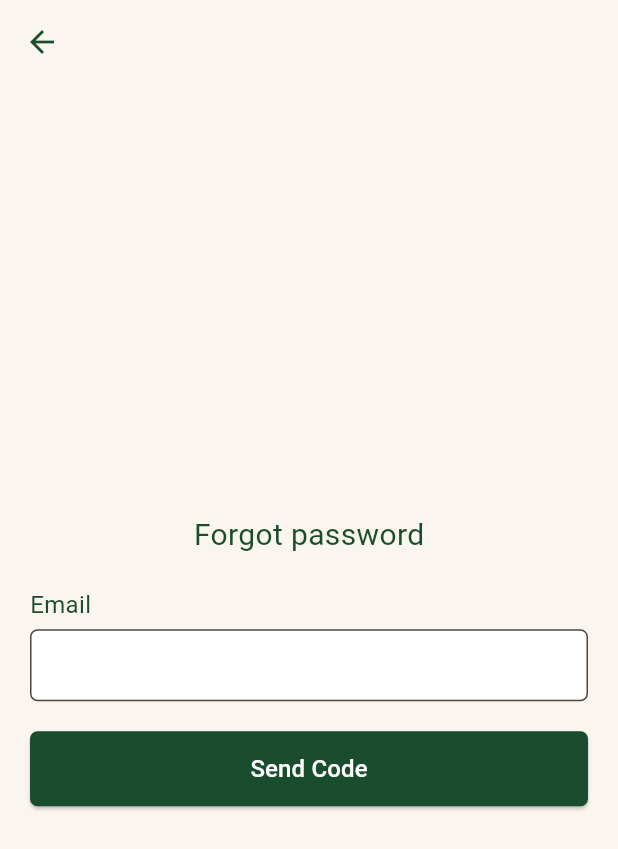
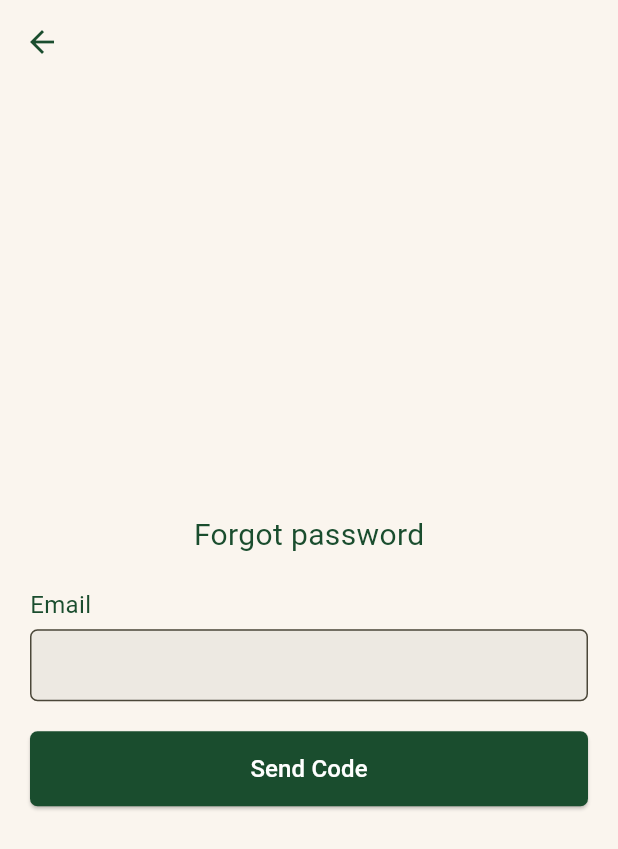
Before and after one commit to AzakarJewelry/Streaming-App-using-flutter, a Flutter app: the ForgotPasswordScreen screen opened directly, on a phone screen of 412 x 824 dp. Shown: the top 849 px of the screen. Run offline on Flutter 3.47's test engine with Material 3 defaults, Android fonts, the phone set to English and light mode, and no system bars; our stand-ins replace carousel_slider, chewie, cloud_firestore, firebase_auth, firebase_core, flutter_rating_bar and 5 more; missing offline and left inert: azakarstream; accounts and stored records are empty; network calls fail.

Commit message:
FIXED FORGOT PASSWORD

```diff
--- a/lib/forgotpassword.dart
+++ b/lib/forgotpassword.dart
@@ -76,7 +76,7 @@ class _ForgotPasswordScreenState extends State<ForgotPasswordScreen> {
                     keyboardType: TextInputType.emailAddress,
                     decoration: InputDecoration(
                       filled: true,
-                      fillColor: Colors.white,
+                      fillColor: Colors.black.withOpacity(0.05),
                       border: OutlineInputBorder(
                         borderRadius: BorderRadius.circular(5),
                         borderSide: const BorderSide(color: Colors.black),
```
Also changed, not shown: pubspec.lock.
